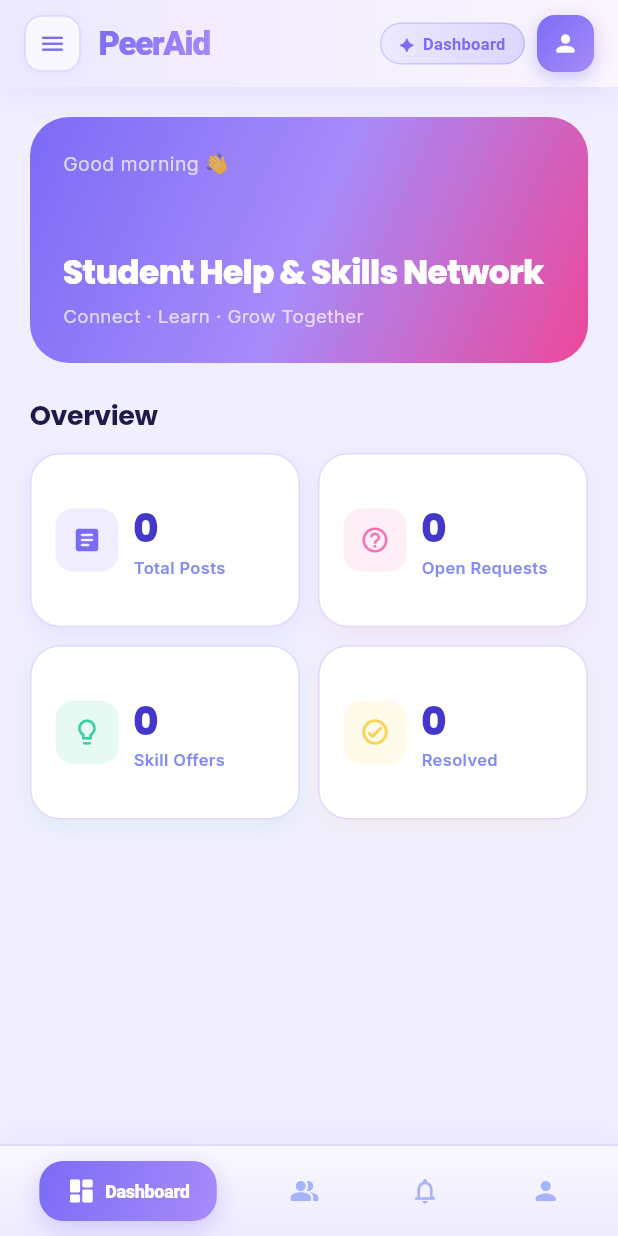
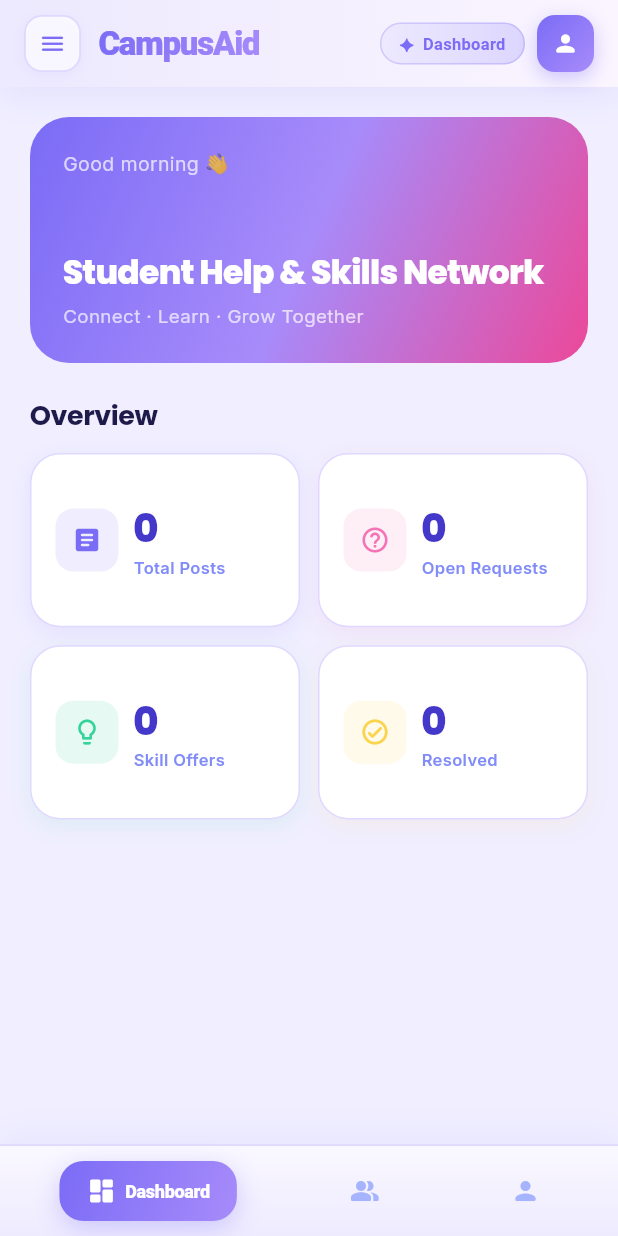
Before and after one commit to Jhearttt/CSCC106_FINALPROJECT, a Flutter app: the HomePageHome screen opened directly, on a phone screen of 412 x 824 dp. Run offline on Flutter 3.47's test engine with Material 3 defaults, Android fonts, the phone set to English and light mode, and no system bars; our stand-ins replace awesome_dialog, cloud_firestore, connectivity_plus, firebase_auth, firebase_core, flutter_image_compress and 4 more; accounts and stored records are empty.

Commit message:
enhanced drawer

```diff
--- a/lib/frontend/homePage.dart
+++ b/lib/frontend/homePage.dart
@@ -42,7 +42,7 @@ const kVioletGrad = LinearGradient(
 // ─── Nav tab index constants (per SRS: Dashboard, Community, Create Post, Profile)
 const _tabDashboard  = 0;
 const _tabCommunity  = 1;
-const _tabNotif   = 2;
+const _tabCreate     = 2;
 const _tabProfile    = 3;
 
 class Homepage extends StatelessWidget {
@@ -74,6 +74,10 @@ class _HomePageHomeState extends State<HomePageHome>
   // Screens for tab indices 0, 1, 3 — Create Post (index 2) is launched modally
   late final List<Widget?> _screens;
 
+  /// Notifier used to programmatically jump to a tab inside ProfileScreen.
+  /// 0 = My Posts, 1 = Skill Cards
+  final _profileTabNotifier = ValueNotifier<int>(0);
+
   @override
   void initState() {
     super.initState();
@@ -83,15 +87,16 @@ class _HomePageHomeState extends State<HomePageHome>
       CommunityFeedScreen(localUserId: widget.localUserId),     // 1 Community
       null,                                                      // 2 Create Post — modal
       ProfileScreen(localUserId: widget.localUserId,            // 3 Profile
-          embeddedMode: true),
+          embeddedMode: true,
+          tabNotifier: _profileTabNotifier),
     ];
   }
 
   // ── Create Post tab launches as a full screen then returns to Community ──
   void _handleTabTap(int index) {
-    if (index == _tabNotif) {
+    if (index == _tabCreate) {
       Navigator.of(context).push(MaterialPageRoute(
-        builder: (_) => NotificationsScreen(localUserId: widget.localUserId),
+        builder: (_) => CreatePostScreen(localUserId: widget.localUserId),
       )).then((_) {
         // After returning from create, switch to Community Feed
         setState(() => _tab = _tabCommunity);
@@ -99,6 +104,12 @@ class _HomePageHomeState extends State<HomePageHome>
       return;
     }
     setState(() => _tab = index);
+  }
+
+  @override
+  void dispose() {
+    _profileTabNotifier.dispose();
+    super.dispose();
   }
 
   @override
@@ -145,7 +156,7 @@ class _HomePageHomeState extends State<HomePageHome>
               const SizedBox(width: 12),
               ShaderMask(
                 shaderCallback: (b) => kVioletGrad.createShader(b),
-                child: const Text("PeerAid", style: TextStyle(
+                child: const Text("CampusAid", style: TextStyle(
                     fontSize: 22, fontWeight: FontWeight.w900,
                     color: Colors.white, letterSpacing: -0.8)),
               ),
@@ -163,30 +174,31 @@ class _HomePageHomeState extends State<HomePageHome>
                     fontWeight: FontWeight.w700, letterSpacing: 0.2)),
               ),
               const SizedBox(width: 8),
-              GestureDetector(
-                onTap: () async {
-                  await AuthService().signOut();
-                  if (context.mounted) {
-                    Navigator.of(context).pushAndRemoveUntil(
-                      MaterialPageRoute(builder: (_) => const LoginScreen()),
-                          (r) => false,
-                    );
-                  }
-                },
-                child: Container(
-                  width: 38, height: 38,
-                  decoration: BoxDecoration(
-                    gradient: kVioletGrad,
-                    borderRadius: BorderRadius.circular(12),
-                    boxShadow: [BoxShadow(color: kViolet.withOpacity(0.35),
-                        blurRadius: 10, offset: const Offset(0, 4))],
+
+              Container(
+                width: 38,
+                height: 38,
+                decoration: BoxDecoration(
+                  gradient: kVioletGrad,
+                  borderRadius: BorderRadius.circular(12),
+                  boxShadow: [
+                    BoxShadow(
+                      color: kViolet.withOpacity(0.35),
+                      blurRadius: 10,
+                      offset: const Offset(0, 4),
+                    )
+                  ],
+                ),
+                child: _user?.photoURL != null
+                    ? ClipRRect(
+                  borderRadius: BorderRadius.circular(11),
+                  child: Image.network(
+                    _user!.photoURL!,
+                    fit: BoxFit.cover,
                   ),
-                  child: _user?.photoURL != null
-                      ? ClipRRect(borderRadius: BorderRadius.circular(11),
-                      child: Image.network(_user!.photoURL!, fit: BoxFit.cover))
-                      : const Icon(Icons.person_rounded, color: Colors.white, size: 18),
-                ),
-              ),
+                )
+                    : const Icon(Icons.person_rounded, color: Colors.white, size: 18),
+              )
             ]),
           ),
         ),
@@ -198,9 +210,9 @@ class _HomePageHomeState extends State<HomePageHome>
     switch (tab) {
       case _tabDashboard: return '✦  Dashboard';
       case _tabCommunity: return '✦  Community';
-      case _tabNotif:    return '✦  Notifications';
+      case _tabCreate:    return '✦  Create Post';
       case _tabProfile:   return '✦  Profile';
-      default:            return '✦  PeerAid';
+      default:            return '✦  CampusAid';
     }
   }
 
@@ -251,7 +263,6 @@ class _HomePageHomeState extends State<HomePageHome>
             children: [
               _navPill(_tabDashboard,  Icons.dashboard_rounded,    "Dashboard"),
               _navPill(_tabCommunity,  Icons.people_alt_rounded,   "Community"),
-              _navPill(_tabNotif,     Icons.notifications_none_outlined, "Notification"),
               _navPill(_tabProfile,    Icons.person_rounded,       "Profile"),
             ],
           ),
@@ -263,7 +274,7 @@ class _HomePageHomeState extends State<HomePageHome>
   Widget _navPill(int index, IconData icon, String label) {
     final active = _tab == index;
     // Create Post pill uses a distinct blush accent to stand out
-    final isCreate = index == _tabNotif;
+    final isCreate = index == _tabCreate;
     final activeGrad = isCreate
         ? const LinearGradient(colors: [Color(0xFFEC4899), kBlush],
         begin: Alignment.topLeft, end: Alignment.bottomRight)
@@ -392,6 +403,7 @@ class _HomePageHomeState extends State<HomePageHome>
                 Icons.auto_awesome_rounded, "My Skill Cards",
                 kMintSoft, kMint, () {
               Navigator.pop(context);
+              _profileTabNotifier.value = 1; // jump to Skill Cards tab
               setState(() => _tab = _tabProfile);
             }),
 
@@ -418,7 +430,7 @@ class _HomePageHomeState extends State<HomePageHome>
             ),
 
             _drawerTile(
-                Icons.info_outline_rounded, "About PeerAid",
+                Icons.info_outline_rounded, "About CampusAid",
                 kSkySoft, kSky, () {
               Navigator.pop(context);
               _showAboutDialog();
@@ -446,7 +458,7 @@ class _HomePageHomeState extends State<HomePageHome>
           child: Row(children: [
             ShaderMask(
               shaderCallback: (b) => kVioletGrad.createShader(b),
-              child: const Text("PeerAid", style: TextStyle(color: Colors.white,
+              child: const Text("CampusAid", style: TextStyle(color: Colors.white,
                   fontSize: 12, fontWeight: FontWeight.w800, letterSpacing: -0.3)),
             ),
             const Spacer(),
@@ -552,7 +564,7 @@ class _HomePageHomeState extends State<HomePageHome>
                       style: TextStyle(fontSize: 28))),
                 ),
                 const SizedBox(height: 12),
-                const Text("PeerAid", style: TextStyle(
+                const Text("CampusAid", style: TextStyle(
                     color: Colors.white, fontSize: 22,
                     fontWeight: FontWeight.w900, letterSpacing: -0.5)),
                 const SizedBox(height: 4),
@@ -565,7 +577,7 @@ class _HomePageHomeState extends State<HomePageHome>
               padding: const EdgeInsets.all(22),
               child: Column(children: [
                 const Text(
-                    "PeerAid is a campus peer-help platform that connects "
+                    "CampusAid is a campus peer-help platform that connects "
                         "students who need help with those who have the skills "
                         "to assist. Built to foster community, learning, and "
                         "campus collaboration.",
@@ -586,7 +598,7 @@ class _HomePageHomeState extends State<HomePageHome>
                 const SizedBox(height: 20),
                 Divider(color: kBorderGlass),
                 const SizedBox(height: 12),
-                Text("© 2025 PeerAid · All rights reserved",
+                Text("© 2025 CampusAid · All rights reserved",
                     style: TextStyle(fontSize: 11,
                         color: kInkMuted.withOpacity(0.70))),
                 const SizedBox(height: 4),
```
Also changed, not shown: lib/frontend/communityFeedScreen.dart (+1 -11 lines), lib/frontend/profileScreen.dart (+19 -31 lines).
